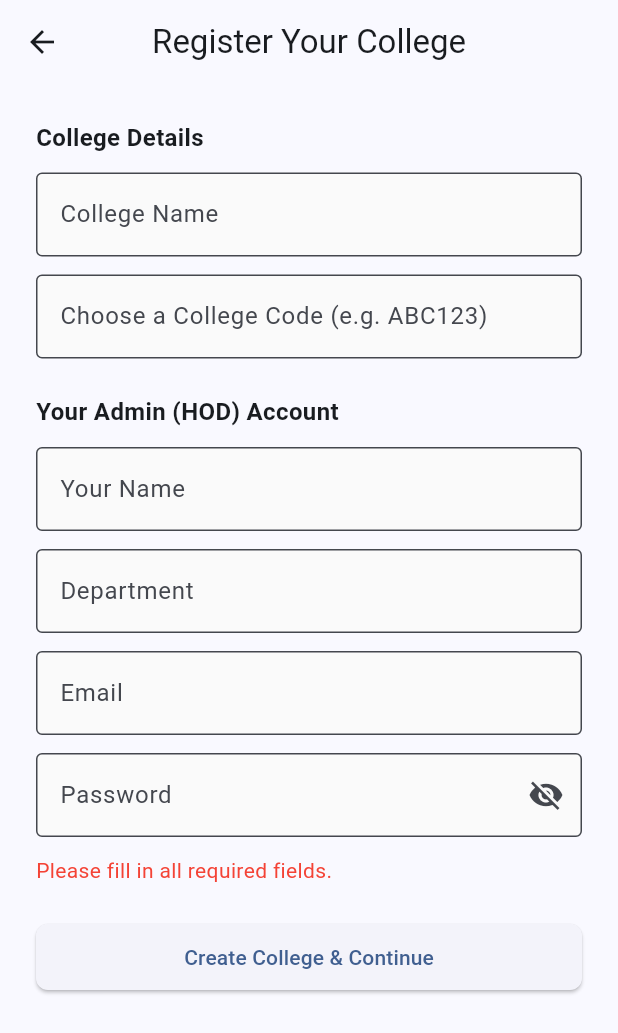
After one commit to Dana-0655/timetable-app, a Flutter app: the CreateCollegeScreen screen opened directly, after a tap on "Create College & Continue", on a phone screen of 412 x 824 dp. The commit adds this screen. Shown: the top 1033 px of the screen. Run offline on Flutter 3.47's test engine with Material 3 defaults, Android fonts, the phone set to English and light mode, and no system bars; our stand-ins replace shared_preferences; accounts and stored records are empty; network calls fail.

Commit message:
Added self-service college creation, promote-to-admin, and admin-created faculty accounts; fixed misplaced dialog buttons

```diff
--- /dev/null
+++ b/frontend/lib/create_college_screen.dart
@@ -0,0 +1,189 @@
+import 'package:flutter/material.dart';
+import 'package:http/http.dart' as http;
+import 'dart:convert';
+import 'session_manager.dart';
+import 'admin_dashboard_screen.dart';
+
+class CreateCollegeScreen extends StatefulWidget {
+  const CreateCollegeScreen({super.key});
+
+  @override
+  State<CreateCollegeScreen> createState() => _CreateCollegeScreenState();
+}
+
+class _CreateCollegeScreenState extends State<CreateCollegeScreen> {
+  final _collegeNameController = TextEditingController();
+  final _collegeCodeController = TextEditingController();
+  final _adminNameController = TextEditingController();
+  final _adminEmailController = TextEditingController();
+  final _adminPasswordController = TextEditingController();
+  final _departmentController = TextEditingController();
+
+  bool _isLoading = false;
+  String? _errorMessage;
+  bool _obscurePassword = true;
+
+  Future<void> _createCollege() async {
+    if (_collegeNameController.text.trim().isEmpty ||
+        _collegeCodeController.text.trim().isEmpty ||
+        _adminNameController.text.trim().isEmpty ||
+        _adminEmailController.text.trim().isEmpty ||
+        _adminPasswordController.text.isEmpty) {
+      setState(() {
+        _errorMessage = 'Please fill in all required fields.';
+      });
+      return;
+    }
+
+    setState(() {
+      _isLoading = true;
+      _errorMessage = null;
+    });
+
+    final url = Uri.parse('http://127.0.0.1:5000/create_college_and_admin');
+    try {
+      final response = await http.post(
+        url,
+        headers: {'Content-Type': 'application/json'},
+        body: jsonEncode({
+          'college_name': _collegeNameController.text.trim(),
+          'college_code': _collegeCodeController.text.trim(),
+          'admin_name': _adminNameController.text.trim(),
+          'admin_email': _adminEmailController.text.trim(),
+          'admin_password': _adminPasswordController.text,
+          'department_name': _departmentController.text.trim(),
+        }),
+      );
+
+      final data = jsonDecode(response.body);
+
+      if (response.statusCode == 200) {
+        await SessionManager.saveAdminSession(
+          data['admin_id'],
+          data['admin_name'],
+          data['college_id'],
+        );
+        if (mounted) {
+          Navigator.pushAndRemoveUntil(
+            context,
+            MaterialPageRoute(
+              builder: (context) => AdminDashboardScreen(
+                adminId: data['admin_id'],
+                adminName: data['admin_name'],
+                collegeId: data['college_id'],
+              ),
+            ),
+            (route) => false,
+          );
+        }
+      } else {
+        setState(() {
+          _errorMessage = data['error'] ?? 'Could not create college.';
+        });
+      }
+    } catch (e) {
+      setState(() {
+        _errorMessage = 'Could not connect to server.';
+      });
+    }
+
+    setState(() {
+      _isLoading = false;
+    });
+  }
+
+  @override
+  Widget build(BuildContext context) {
+    return Scaffold(
+      appBar: AppBar(title: const Text('Register Your College')),
+      body: SingleChildScrollView(
+        padding: const EdgeInsets.all(24),
+        child: Column(
+          crossAxisAlignment: CrossAxisAlignment.start,
+          children: [
+            const Text(
+              'College Details',
+              style: TextStyle(fontSize: 16, fontWeight: FontWeight.bold),
+            ),
+            const SizedBox(height: 12),
+            TextField(
+              controller: _collegeNameController,
+              decoration: const InputDecoration(
+                labelText: 'College Name',
+                border: OutlineInputBorder(),
+              ),
+            ),
+            const SizedBox(height: 12),
+            TextField(
+              controller: _collegeCodeController,
+              decoration: const InputDecoration(
+                labelText: 'Choose a College Code (e.g. ABC123)',
+                border: OutlineInputBorder(),
+              ),
+            ),
+            const SizedBox(height: 24),
+            const Text(
+              'Your Admin (HOD) Account',
+              style: TextStyle(fontSize: 16, fontWeight: FontWeight.bold),
+            ),
+            const SizedBox(height: 12),
+            TextField(
+              controller: _adminNameController,
+              decoration: const InputDecoration(
+                labelText: 'Your Name',
+                border: OutlineInputBorder(),
+              ),
+            ),
+            const SizedBox(height: 12),
+            TextField(
+              controller: _departmentController,
+              decoration: const InputDecoration(
+                labelText: 'Department',
+                border: OutlineInputBorder(),
+              ),
+            ),
+            const SizedBox(height: 12),
+            TextField(
+              controller: _adminEmailController,
+              decoration: const InputDecoration(
+                labelText: 'Email',
+                border: OutlineInputBorder(),
+              ),
+            ),
+            const SizedBox(height: 12),
+            TextField(
+              controller: _adminPasswordController,
+              obscureText: _obscurePassword,
+              decoration: InputDecoration(
+                labelText: 'Password',
+                border: const OutlineInputBorder(),
+                suffixIcon: IconButton(
+                  icon: Icon(
+                    _obscurePassword ? Icons.visibility_off : Icons.visibility,
+                  ),
+                  onPressed: () {
+                    setState(() => _obscurePassword = !_obscurePassword);
+                  },
+                ),
+              ),
+            ),
+            if (_errorMessage != null) ...[
+              const SizedBox(height: 12),
+              Text(_errorMessage!, style: const TextStyle(color: Colors.red)),
+            ],
+            const SizedBox(height: 24),
+            SizedBox(
+              width: double.infinity,
+              child: ElevatedButton(
+                onPressed: _isLoading ? null : _createCollege,
+                child: _isLoading
+                    ? const CircularProgressIndicator()
+                    : const Text('Create College & Continue'),
+              ),
+            ),
+          ],
+        ),
+      ),
+    );
+  }
+}
```
Also changed, not shown: frontend/lib/admin_add_faculty_screen.dart (added, +169 -0 lines), frontend/lib/admin_dashboard_screen.dart (+26 -0 lines), frontend/lib/main.dart (+15 -0 lines), frontend/lib/promote_faculty_screen.dart (added, +118 -0 lines), 1 other file.
